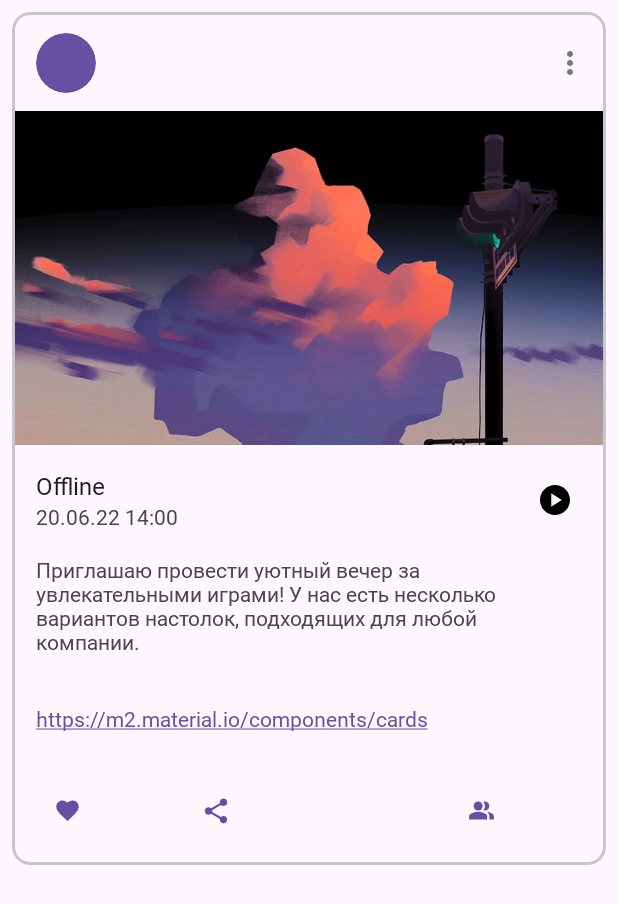
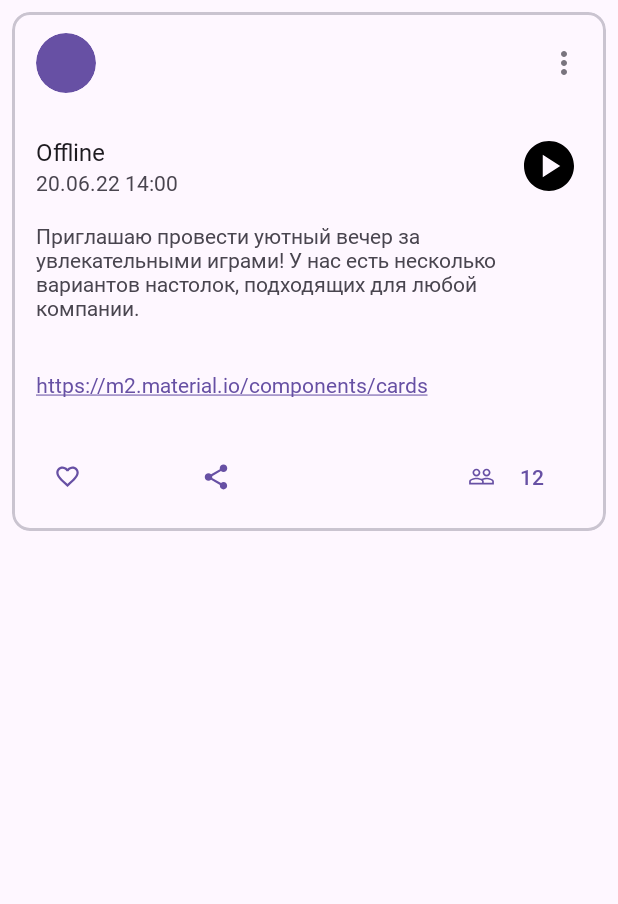
Before and after one commit to NORMss/AndroidSchool, an Android app: the layout event.xml on its own in the app's theme, with its tools: preview values and no code run, on a phone screen of 412 x 824 dp. Shown: the top 904 px of the screen. Run offline under Robolectric (Android 15) with nearby library versions, the phone set to English and light mode, and no system bars.

Commit message:
feat: improved logic for displaying action buttons

```diff
--- a/app/src/main/java/com/eltex/androidschool/PostFragment.kt
+++ /dev/null
@@ -1,7 +0,0 @@
-package com.eltex.androidschool
-
-import androidx.fragment.app.Fragment
-
-
-class PostFragment : Fragment() {
-}
--- /dev/null
+++ b/app/src/main/res/drawable/like_button_selector.xml
@@ -0,0 +1,5 @@
+<?xml version="1.0" encoding="utf-8"?>
+<selector xmlns:android="http://schemas.android.com/apk/res/android">
+    <item android:drawable="@drawable/like_select" android:state_selected="true" />
+    <item android:drawable="@drawable/like_unselect" android:state_selected="false" />
+</selector>
--- /dev/null
+++ b/app/src/main/res/drawable/like_unselect.xml
@@ -0,0 +1,5 @@
+<vector xmlns:android="http://schemas.android.com/apk/res/android" android:height="24dp" android:tint="#000000" android:viewportHeight="24" android:viewportWidth="24" android:width="24dp">
+
+    <path android:fillColor="@android:color/white" android:pathData="M16.5,3c-1.74,0 -3.41,0.81 -4.5,2.09C10.91,3.81 9.24,3 7.5,3 4.42,3 2,5.42 2,8.5c0,3.78 3.4,6.86 8.55,11.54L12,21.35l1.45,-1.32C18.6,15.36 22,12.28 22,8.5 22,5.42 19.58,3 16.5,3zM12.1,18.55l-0.1,0.1 -0.1,-0.1C7.14,14.24 4,11.39 4,8.5 4,6.5 5.5,5 7.5,5c1.54,0 3.04,0.99 3.57,2.36h1.87C13.46,5.99 14.96,5 16.5,5c2,0 3.5,1.5 3.5,3.5 0,2.89 -3.14,5.74 -7.9,10.05z"/>
+
+</vector>
--- /dev/null
+++ b/app/src/main/res/drawable/people_selector.xml
@@ -0,0 +1,5 @@
+<?xml version="1.0" encoding="utf-8"?>
+<selector xmlns:android="http://schemas.android.com/apk/res/android">
+    <item android:drawable="@drawable/people_selected" android:state_selected="true" />
+    <item android:drawable="@drawable/people_unselected" android:state_selected="false" />
+</selector>
--- /dev/null
+++ b/app/src/main/res/drawable/people_unselected.xml
@@ -0,0 +1,5 @@
+<vector xmlns:android="http://schemas.android.com/apk/res/android" android:height="24dp" android:tint="#000000" android:viewportHeight="24" android:viewportWidth="24" android:width="24dp">
+
+    <path android:fillColor="@android:color/white" android:pathData="M16.5,13c-1.2,0 -3.07,0.34 -4.5,1 -1.43,-0.67 -3.3,-1 -4.5,-1C5.33,13 1,14.08 1,16.25L1,19h22v-2.75c0,-2.17 -4.33,-3.25 -6.5,-3.25zM12.5,17.5h-10v-1.25c0,-0.54 2.56,-1.75 5,-1.75s5,1.21 5,1.75v1.25zM21.5,17.5L14,17.5v-1.25c0,-0.46 -0.2,-0.86 -0.52,-1.22 0.88,-0.3 1.96,-0.53 3.02,-0.53 2.44,0 5,1.21 5,1.75v1.25zM7.5,12c1.93,0 3.5,-1.57 3.5,-3.5S9.43,5 7.5,5 4,6.57 4,8.5 5.57,12 7.5,12zM7.5,6.5c1.1,0 2,0.9 2,2s-0.9,2 -2,2 -2,-0.9 -2,-2 0.9,-2 2,-2zM16.5,12c1.93,0 3.5,-1.57 3.5,-3.5S18.43,5 16.5,5 13,6.57 13,8.5s1.57,3.5 3.5,3.5zM16.5,6.5c1.1,0 2,0.9 2,2s-0.9,2 -2,2 -2,-0.9 -2,-2 0.9,-2 2,-2z"/>
+
+</vector>
--- a/app/src/main/res/drawable/play.xml
+++ b/app/src/main/res/drawable/play.xml
@@ -1,4 +1,4 @@
-<vector xmlns:android="http://schemas.android.com/apk/res/android" android:height="24dp" android:tint="#000000" android:viewportHeight="24" android:viewportWidth="24" android:width="24dp">
+<vector xmlns:android="http://schemas.android.com/apk/res/android" android:height="40dp" android:tint="#000000" android:viewportHeight="24" android:viewportWidth="24" android:width="40dp">
 
     <path android:fillColor="@android:color/white" android:pathData="M12,2C6.48,2 2,6.48 2,12s4.48,10 10,10s10,-4.48 10,-10S17.52,2 12,2zM9.5,16.5v-9l7,4.5L9.5,16.5z"/>
 
--- a/app/src/main/res/layout/action.xml
+++ b/app/src/main/res/layout/action.xml
@@ -7,39 +7,25 @@
     tools:context=".MainActivity">
 
     <com.google.android.material.button.MaterialButton
-        android:id="@+id/like"
+        android:id="@+id/likeButton"
         style="@style/Widget.Material3.Button.TextButton"
         android:layout_width="0dp"
         android:layout_height="40dp"
         android:fontFamily="@font/roboto_medium"
         android:textSize="14sp"
-        app:icon="@drawable/favorite"
+        app:icon="@drawable/like_button_selector"
         app:layout_constraintStart_toStartOf="parent"
         app:layout_constraintTop_toTopOf="parent"
         tools:text="2" />
 
     <com.google.android.material.button.MaterialButton
-        android:id="@+id/share"
+        android:id="@+id/shareButton"
         style="@style/Widget.Material3.Button.IconButton"
         android:layout_width="0dp"
         android:layout_height="40dp"
         android:layout_marginStart="8dp"
         app:icon="@drawable/share"
-        app:layout_constraintStart_toEndOf="@id/like"
-        app:layout_constraintTop_toTopOf="@id/like" />
-
-    <com.google.android.material.button.MaterialButton
-        android:id="@+id/people"
-        style="@style/Widget.Material3.Button.TextButton"
-        android:layout_width="0dp"
-        android:layout_height="40dp"
-        android:fontFamily="@font/roboto_medium"
-        android:textSize="14sp"
-        android:visibility="visible"
-        app:icon="@drawable/people"
-        app:layout_constraintEnd_toEndOf="parent"
-        app:layout_constraintTop_toTopOf="@id/like"
-        tools:text="12" />
-
+        app:layout_constraintStart_toEndOf="@id/likeButton"
+        app:layout_constraintTop_toTopOf="@id/likeButton" />
 
 </androidx.constraintlayout.widget.ConstraintLayout>
--- a/app/src/main/res/layout/event.xml
+++ b/app/src/main/res/layout/event.xml
@@ -6,14 +6,14 @@
     android:layout_width="match_parent"
     android:layout_height="wrap_content"
     android:layout_margin="8dp"
-    app:cardBackgroundColor="@color/color_post_container"
+    app:cardBackgroundColor="@color/post_container"
     app:cardCornerRadius="12dp"
     app:strokeColor="?colorOutlineVariant"
     app:strokeWidth="2dp">
 
     <androidx.constraintlayout.widget.ConstraintLayout
-        android:layout_width="match_parent"
-        android:layout_height="wrap_content"
+        android:layout_width="wrap_content"
+        android:layout_height="match_parent"
         tools:context=".MainActivity">
 
         <include
@@ -26,7 +26,7 @@
             app:layout_constraintTop_toTopOf="parent" />
 
         <ImageView
-            android:id="@+id/content_image"
+            android:id="@+id/contentImage"
             android:layout_width="0dp"
             android:layout_height="0dp"
             android:adjustViewBounds="true"
@@ -37,59 +37,60 @@
             app:layout_constraintStart_toStartOf="parent"
             app:layout_constraintTop_toBottomOf="@+id/header"
             tools:src="@drawable/vertical_image"
-            tools:visibility="visible" />
+            tools:visibility="gone" />
 
         <TextView
-            android:id="@+id/online_status"
+            android:id="@+id/onlineStatus"
             android:layout_width="0dp"
             android:layout_height="wrap_content"
             android:layout_marginVertical="16dp"
             android:layout_marginStart="16dp"
             android:fontFamily="@font/roboto_regular"
-            android:textColor="@color/color_post_title_text"
+            android:textColor="@color/post_title_text"
             android:textSize="16sp"
-            app:layout_constraintEnd_toStartOf="@id/play"
+            app:layout_constraintEnd_toStartOf="@id/playButton"
             app:layout_constraintStart_toStartOf="parent"
-            app:layout_constraintTop_toBottomOf="@id/content_image"
+            app:layout_constraintTop_toBottomOf="@id/contentImage"
             tools:text="Offline" />
 
         <TextView
-            android:id="@+id/date_published"
+            android:id="@+id/datePublished"
             android:layout_width="0dp"
             android:layout_height="wrap_content"
             android:fontFamily="@font/roboto_regular"
-            android:textColor="@color/color_post_content_text"
+            android:textColor="@color/post_content_text"
             android:textSize="14sp"
-            app:layout_constraintEnd_toStartOf="@id/play"
-            app:layout_constraintStart_toStartOf="@id/online_status"
-            app:layout_constraintTop_toBottomOf="@id/online_status"
+            app:layout_constraintEnd_toStartOf="@id/playButton"
+            app:layout_constraintStart_toStartOf="@id/onlineStatus"
+            app:layout_constraintTop_toBottomOf="@id/onlineStatus"
             tools:text="20.06.22 14:00" />
 
         <ImageButton
-            android:id="@+id/play"
-            android:layout_width="@dimen/monogram_size"
-            android:layout_height="@dimen/monogram_size"
+            android:id="@+id/playButton"
+            android:layout_width="@dimen/play_size"
+            android:layout_height="@dimen/play_size"
             android:layout_marginEnd="14dp"
             android:background="@android:color/transparent"
             android:contentDescription="@string/play"
             android:src="@drawable/play"
             android:visibility="visible"
-            app:layout_constraintBottom_toBottomOf="@id/date_published"
+            app:layout_constraintBottom_toBottomOf="@id/datePublished"
             app:layout_constraintEnd_toEndOf="parent"
-            app:layout_constraintTop_toTopOf="@id/online_status" />
+            app:layout_constraintTop_toTopOf="@id/onlineStatus"
+            app:tint="@color/play_button" />
 
         <TextView
-            android:id="@+id/content_text"
+            android:id="@+id/contentText"
             android:layout_width="match_parent"
             android:layout_height="wrap_content"
             android:layout_marginHorizontal="16dp"
             android:layout_marginVertical="16dp"
             android:fontFamily="@font/roboto_regular"
-            android:textColor="@color/color_post_content_text"
+            android:textColor="@color/post_content_text"
             android:textSize="14sp"
             app:layout_constraintEnd_toEndOf="parent"
             app:layout_constraintStart_toStartOf="parent"
-            app:layout_constraintTop_toBottomOf="@id/date_published"
+            app:layout_constraintTop_toBottomOf="@id/datePublished"
             tools:text="Приглашаю провести уютный вечер за увлекательными играми! У нас есть несколько вариантов настолок, подходящих для любой компании." />
 
         <TextView
@@ -99,10 +100,11 @@
             android:layout_marginVertical="32dp"
             android:autoLink="web"
             android:fontFamily="@font/roboto_regular"
+            android:textColor="?colorOnPrimary"
             android:textSize="14sp"
-            app:layout_constraintEnd_toEndOf="@id/content_text"
-            app:layout_constraintStart_toStartOf="@id/content_text"
-            app:layout_constraintTop_toBottomOf="@id/content_text"
+            app:layout_constraintEnd_toEndOf="@id/contentText"
+            app:layout_constraintStart_toStartOf="@id/contentText"
+            app:layout_constraintTop_toBottomOf="@id/contentText"
             tools:text="https://m2.material.io/components/cards" />
 
         <include
@@ -117,6 +119,21 @@
             app:layout_constraintEnd_toEndOf="parent"
             app:layout_constraintStart_toStartOf="parent"
             app:layout_constraintTop_toBottomOf="@id/link" />
+
+        <com.google.android.material.button.MaterialButton
+            android:id="@+id/people"
+            style="@style/Widget.Material3.Button.TextButton"
+            android:layout_width="0dp"
+            android:layout_height="40dp"
+            android:layout_marginEnd="16dp"
+            android:fontFamily="@font/roboto_medium"
+            android:textSize="14sp"
+            android:visibility="visible"
+            app:icon="@drawable/people_selector"
+            app:layout_constraintEnd_toEndOf="parent"
+            app:layout_constraintTop_toTopOf="@id/action"
+            tools:text="12" />
+
     </androidx.constraintlayout.widget.ConstraintLayout>
 
 </com.google.android.material.card.MaterialCardView>
--- a/app/src/main/res/layout/header.xml
+++ b/app/src/main/res/layout/header.xml
@@ -6,19 +6,19 @@
     android:layout_height="match_parent"
     tools:context=".MainActivity">
 
-    <ImageView
+    <com.google.android.material.imageview.ShapeableImageView
         android:id="@+id/monogram"
         android:layout_width="@dimen/monogram_size"
         android:layout_height="@dimen/monogram_size"
         android:layout_marginVertical="12dp"
         android:layout_marginStart="16dp"
         android:background="@drawable/monogram_shape"
-        android:clipToOutline="true"
         android:contentDescription="@string/monogram"
         android:scaleType="centerCrop"
-        app:layout_constraintBottom_toBottomOf="@id/date_published"
+        app:layout_constraintBottom_toBottomOf="@id/datePublished"
         app:layout_constraintStart_toStartOf="parent"
         app:layout_constraintTop_toTopOf="@id/username"
+        app:shapeAppearanceOverlay="@style/circleImageView"
         tools:src="@drawable/avatar" />
 
     <TextView
@@ -41,7 +41,7 @@
         android:layout_marginTop="12dp"
         android:fontFamily="@font/roboto_medium"
         android:maxLines="1"
-        android:textColor="@color/color_post_title_text"
+        android:textColor="@color/post_title_text"
         android:textSize="16sp"
         app:layout_constraintEnd_toStartOf="@+id/more_button"
         app:layout_constraintStart_toEndOf="@+id/monogram"
@@ -49,13 +49,13 @@
         tools:text="Lydia Westervelt" />
 
     <TextView
-        android:id="@+id/date_published"
+        android:id="@+id/datePublished"
         android:layout_width="0dp"
         android:layout_height="wrap_content"
         android:layout_marginStart="16dp"
         android:layout_marginTop="4dp"
         android:fontFamily="@font/roboto_regular"
-        android:textColor="@color/color_post_title_text"
+        android:textColor="@color/post_title_text"
         android:textSize="14sp"
         app:layout_constraintBottom_toBottomOf="@id/monogram"
         app:layout_constraintEnd_toStartOf="@+id/more_button"
@@ -65,15 +65,15 @@
 
     <ImageButton
         android:id="@+id/more_button"
-        android:layout_width="@dimen/monogram_size"
-        android:layout_height="@dimen/monogram_size"
+        android:layout_width="@dimen/play_size"
+        android:layout_height="@dimen/play_size"
         android:layout_marginEnd="4dp"
         android:background="@android:color/transparent"
         android:contentDescription="@string/more_button"
         android:src="@drawable/more"
-        app:layout_constraintBottom_toBottomOf="@id/date_published"
+        app:layout_constraintBottom_toBottomOf="@id/datePublished"
         app:layout_constraintEnd_toEndOf="parent"
         app:layout_constraintTop_toTopOf="@id/username"
-        app:tint="@color/color_more_button" />
+        app:tint="@color/more_button" />
 
 </androidx.constraintlayout.widget.ConstraintLayout>
--- a/app/src/main/res/layout/post.xml
+++ b/app/src/main/res/layout/post.xml
@@ -7,7 +7,7 @@
     android:layout_width="match_parent"
     android:layout_height="wrap_content"
     android:layout_margin="8dp"
-    app:cardBackgroundColor="@color/color_post_container"
+    app:cardBackgroundColor="@color/post_container"
     app:cardCornerRadius="12dp"
     app:strokeColor="?colorOutlineVariant"
     app:strokeWidth="2dp">
@@ -27,7 +27,7 @@
             app:layout_constraintTop_toTopOf="parent" />
 
         <ImageView
-            android:id="@+id/content_image"
+            android:id="@+id/contentImage"
             android:layout_width="0dp"
             android:layout_height="0dp"
             android:adjustViewBounds="true"
@@ -41,7 +41,7 @@
             tools:visibility="visible" />
 
         <VideoView
-            android:id="@+id/content_video"
+            android:id="@+id/contentVideo"
             android:layout_width="0dp"
             android:layout_height="0dp"
             android:adjustViewBounds="true"
@@ -54,17 +54,17 @@
             tools:visibility="gone" />
 
         <TextView
-            android:id="@+id/content_text"
+            android:id="@+id/contentText"
             android:layout_width="match_parent"
             android:layout_height="wrap_content"
             android:layout_marginHorizontal="16dp"
             android:layout_marginVertical="16dp"
             android:fontFamily="@font/roboto_regular"
-            android:textColor="@color/color_post_content_text"
+            android:textColor="@color/post_content_text"
             android:textSize="14sp"
             app:layout_constraintEnd_toEndOf="parent"
             app:layout_constraintStart_toStartOf="parent"
-            app:layout_constraintTop_toBottomOf="@+id/content_image"
+            app:layout_constraintTop_toBottomOf="@+id/contentImage"
             tools:text="Слушайте, а как вы относитесь к тому, чтобы собраться большой компанией и поиграть в настолки? У меня есть несколько клевых игр, можем устроить вечер настолок! Пишите в лс или звоните" />
 
         <include
@@ -77,7 +77,7 @@
             app:layout_constraintBottom_toBottomOf="parent"
             app:layout_constraintEnd_toEndOf="parent"
             app:layout_constraintStart_toStartOf="parent"
-            app:layout_constraintTop_toBottomOf="@id/content_text" />
+            app:layout_constraintTop_toBottomOf="@id/contentText" />
 
 
     </androidx.constraintlayout.widget.ConstraintLayout>
--- /dev/null
+++ b/app/src/main/res/values-night/colors.xml
@@ -0,0 +1,8 @@
+<?xml version="1.0" encoding="utf-8"?>
+<resources>
+    <color name="post_container">#4A4458</color>
+    <color name="post_title_text">#E8DEF8</color>
+    <color name="post_content_text">#E6E0E9</color>
+    <color name="more_button">#E8DEF8</color>
+    <color name="play_button">#E8DEF8</color>
+</resources>
--- a/app/src/main/res/values/colors.xml
+++ b/app/src/main/res/values/colors.xml
@@ -1,8 +1,9 @@
 <?xml version="1.0" encoding="utf-8"?>
 <resources>
     <color name="transparent">#00FFFFFF</color>
-    <color name="color_post_container">#FEF7FF</color>
-    <color name="color_post_title_text">#1D1B20</color>
-    <color name="color_post_content_text">#49454F</color>
-    <color name="color_more_button">#79747E</color>
+    <color name="post_container">#FEF7FF</color>
+    <color name="post_title_text">#1D1B20</color>
+    <color name="post_content_text">#49454F</color>
+    <color name="more_button">#79747E</color>
+    <color name="play_button">#000000</color>
 </resources>
--- a/app/src/main/res/values/dimens.xml
+++ b/app/src/main/res/values/dimens.xml
@@ -1,4 +1,5 @@
 <?xml version="1.0" encoding="utf-8"?>
 <resources>
+    <dimen name="play_size">48dp</dimen>
     <dimen name="monogram_size">40dp</dimen>
 </resources>
--- /dev/null
+++ b/app/src/main/res/values/styles.xml
@@ -0,0 +1,8 @@
+<?xml version="1.0" encoding="utf-8"?>
+<resources>
+
+    <style name="circleImageView" parent="">
+        <item name="cornerFamily">rounded</item>
+        <item name="cornerSize">50%</item>
+    </style>
+</resources>
```
Also changed, not shown: app/src/main/res/drawable/like_select.xml (renamed from app/src/main/res/drawable/favorite.xml), app/src/main/res/drawable/moscow.jpg (deleted), app/src/main/res/drawable/people_selected.xml (renamed from app/src/main/res/drawable/people.xml).
